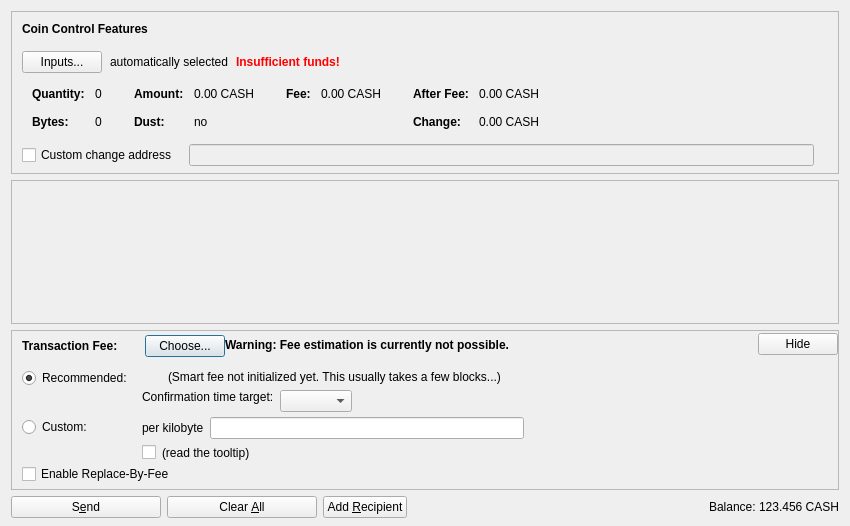
Qt form src/qt/forms/sendcoinsdialog.ui (genesis-extensions/genesis) before a commit.
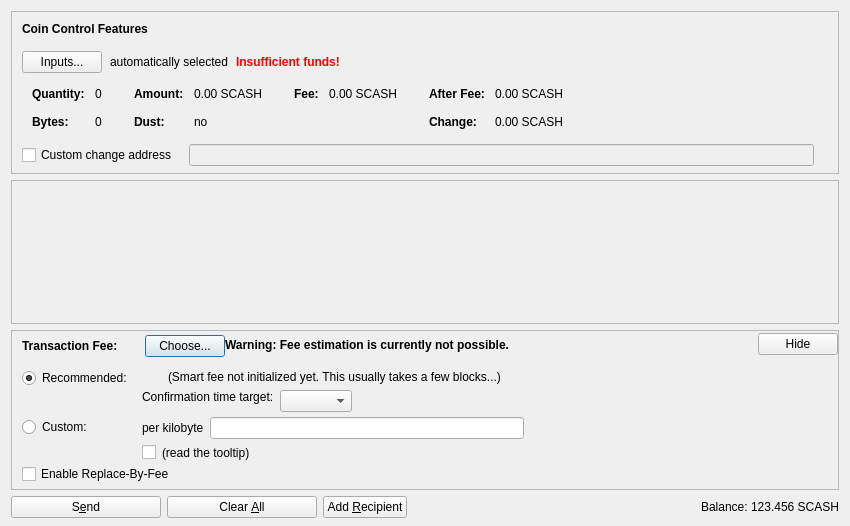
The same form after that commit. Icons and pictures are not drawn. Custom widgets are drawn as their Qt base class.

Commit message: Changed ticker from CASH to SCASH

The edit to the form file:
```diff
--- a/src/qt/forms/sendcoinsdialog.ui
+++ b/src/qt/forms/sendcoinsdialog.ui
@@ -324,7 +324,7 @@
                   <enum>Qt::ActionsContextMenu</enum>
                  </property>
                  <property name="text">
-                  <string notr="true">0.00 CASH</string>
+                  <string notr="true">0.00 SCASH</string>
                  </property>
                  <property name="textInteractionFlags">
                   <set>Qt::LinksAccessibleByMouse|Qt::TextSelectableByKeyboard|Qt::TextSelectableByMouse</set>
@@ -404,7 +404,7 @@
                   <enum>Qt::ActionsContextMenu</enum>
                  </property>
                  <property name="text">
-                  <string notr="true">0.00 CASH</string>
+                  <string notr="true">0.00 SCASH</string>
                  </property>
                  <property name="textInteractionFlags">
                   <set>Qt::LinksAccessibleByMouse|Qt::TextSelectableByKeyboard|Qt::TextSelectableByMouse</set>
@@ -455,7 +455,7 @@
                   <enum>Qt::ActionsContextMenu</enum>
                  </property>
                  <property name="text">
-                  <string notr="true">0.00 CASH</string>
+                  <string notr="true">0.00 SCASH</string>
                  </property>
                  <property name="textInteractionFlags">
                   <set>Qt::LinksAccessibleByMouse|Qt::TextSelectableByKeyboard|Qt::TextSelectableByMouse</set>
@@ -484,7 +484,7 @@
                   <enum>Qt::ActionsContextMenu</enum>
                  </property>
                  <property name="text">
-                  <string notr="true">0.00 CASH</string>
+                  <string notr="true">0.00 SCASH</string>
                  </property>
                  <property name="textInteractionFlags">
                   <set>Qt::LinksAccessibleByMouse|Qt::TextSelectableByKeyboard|Qt::TextSelectableByMouse</set>
@@ -1250,7 +1250,7 @@
           <cursorShape>IBeamCursor</cursorShape>
          </property>
          <property name="text">
-          <string notr="true">123.456 CASH</string>
+          <string notr="true">123.456 SCASH</string>
          </property>
          <property name="textInteractionFlags">
           <set>Qt::LinksAccessibleByMouse|Qt::TextSelectableByKeyboard|Qt::TextSelectableByMouse</set>
```
The commit also changes 37 other files.
